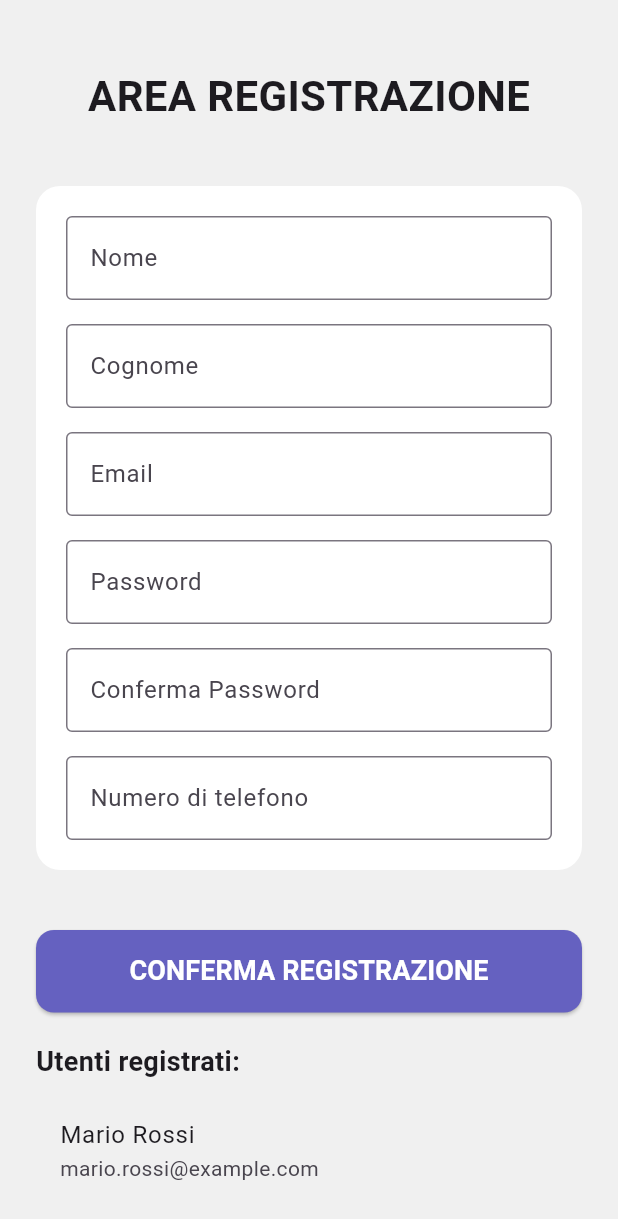
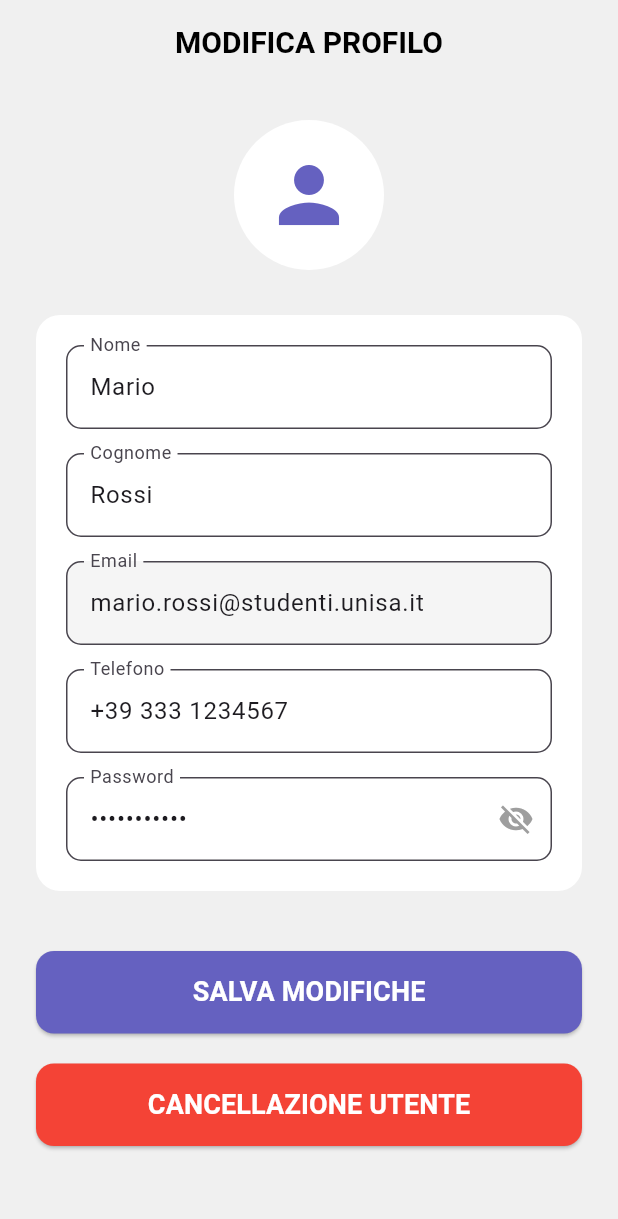
Before and after one commit to RoadGuardianGPS-IS/RoadGuardian-Client, a Flutter app: the screen it shows after launch, on a phone screen of 412 x 824 dp. Shown: the top 1219 px of the screen. Run offline on Flutter 3.47's test engine with Material 3 defaults, Android fonts, the light colour scheme and no system bars.

Commit message:
feat: Aggiunta cancellazione utente
Aggiunta cancellazione utente sfruttando la register page usando il mock_service

```diff
--- a/roadguardian_client/lib/features/gestione_profilo_utente/models/user.dart
+++ b/roadguardian_client/lib/features/gestione_profilo_utente/models/user.dart
@@ -2,11 +2,13 @@ class User {
   final String name;
   final String email;
   final String password;
+  final String? phone; // nuovo campo opzionale per il numero di telefono
 
   User({
     required this.name,
     required this.email,
     required this.password,
+    this.phone,
   });
 
   factory User.fromJson(Map<String, dynamic> json) {
@@ -14,6 +16,7 @@ class User {
       name: json['name'],
       email: json['email'],
       password: json['password'],
+      phone: json['phone'], // recupera il numero di telefono se presente
     );
   }
 
@@ -22,6 +25,7 @@ class User {
       'name': name,
       'email': email,
       'password': password,
+      'phone': phone ?? "", // salva phone, default a stringa vuota
     };
   }
 }
--- /dev/null
+++ b/roadguardian_client/lib/features/gestione_profilo_utente/pages/cancellazione_profilo.dart
@@ -0,0 +1,211 @@
+import 'package:flutter/material.dart';
+import 'package:roadguardian_client/features/gestione_profilo_utente/pages/register_page.dart';
+import 'package:roadguardian_client/services/api/mock_service.dart';
+import '../models/user.dart';
+
+class CancellazioneProfiloPage extends StatefulWidget {
+  final User user; // Riceve l'utente registrato
+
+  const CancellazioneProfiloPage({super.key, required this.user});
+
+  @override
+  State<CancellazioneProfiloPage> createState() => _CancellazioneProfiloPageState();
+}
+
+class _CancellazioneProfiloPageState extends State<CancellazioneProfiloPage> {
+  late TextEditingController _nomeController;
+  late TextEditingController _cognomeController;
+  late TextEditingController _emailController;
+  late TextEditingController _telefonoController;
+  late TextEditingController _passwordController;
+
+  bool _obscurePassword = true;
+
+  @override
+  void initState() {
+    super.initState();
+    final parts = widget.user.name.split(' ');
+    _nomeController = TextEditingController(text: parts[0]);
+    _cognomeController = TextEditingController(text: parts.length > 1 ? parts[1] : '');
+    _emailController = TextEditingController(text: widget.user.email);
+    _telefonoController = TextEditingController(text: widget.user.phone ?? '');
+    _passwordController = TextEditingController(text: widget.user.password);
+  }
+
+  @override
+  Widget build(BuildContext context) {
+    const Color customBackground = Color(0xFFF0F0F0);
+    const Color customPurple = Color(0xFF6561C0);
+
+    return Scaffold(
+      backgroundColor: customBackground,
+      appBar: AppBar(
+        title: const Text(
+          "MODIFICA PROFILO",
+          style: TextStyle(fontWeight: FontWeight.bold, fontSize: 20),
+        ),
+        centerTitle: true,
+        backgroundColor: Colors.transparent,
+        elevation: 0,
+        foregroundColor: Colors.black,
+      ),
+      body: SafeArea(
+        child: SingleChildScrollView(
+          padding: const EdgeInsets.all(24),
+          child: Column(
+            children: [
+              Center(
+                child: CircleAvatar(
+                  radius: 50,
+                  backgroundColor: Colors.white,
+                  child: Icon(Icons.person, size: 60, color: customPurple),
+                ),
+              ),
+              const SizedBox(height: 30),
+              Container(
+                padding: const EdgeInsets.all(20),
+                decoration: BoxDecoration(
+                    color: Colors.white,
+                    borderRadius: BorderRadius.circular(16)),
+                child: Column(
+                  children: [
+                    _buildTextField("Nome", _nomeController),
+                    const SizedBox(height: 16),
+                    _buildTextField("Cognome", _cognomeController),
+                    const SizedBox(height: 16),
+                    _buildTextField("Email", _emailController, readOnly: true),
+                    const SizedBox(height: 16),
+                    _buildTextField("Telefono", _telefonoController, isPhone: true),
+                    const SizedBox(height: 16),
+                    TextField(
+                      controller: _passwordController,
+                      obscureText: _obscurePassword,
+                      decoration: InputDecoration(
+                        labelText: "Password",
+                        border: OutlineInputBorder(
+                            borderRadius: BorderRadius.circular(10)),
+                        filled: true,
+                        fillColor: Colors.white,
+                        suffixIcon: IconButton(
+                          icon: Icon(
+                            _obscurePassword
+                                ? Icons.visibility_off
+                                : Icons.visibility,
+                            color: Colors.grey,
+                          ),
+                          onPressed: () {
+                            setState(() {
+                              _obscurePassword = !_obscurePassword;
+                            });
+                          },
+                        ),
+                      ),
+                    ),
+                  ],
+                ),
+              ),
+              const SizedBox(height: 40),
+              SizedBox(
+                width: double.infinity,
+                height: 55,
+                child: ElevatedButton(
+                  onPressed: () {
+                    ScaffoldMessenger.of(context).showSnackBar(
+                      const SnackBar(
+                          content: Text("Modifiche salvate (Simulazione)")),
+                    );
+                  },
+                  style: ElevatedButton.styleFrom(
+                    backgroundColor: customPurple,
+                    shape: RoundedRectangleBorder(
+                        borderRadius: BorderRadius.circular(12)),
+                  ),
+                  child: const Text(
+                    "SALVA MODIFICHE",
+                    style: TextStyle(
+                        fontSize: 18,
+                        color: Colors.white,
+                        fontWeight: FontWeight.bold),
+                  ),
+                ),
+              ),
+              const SizedBox(height: 20),
+              // CANCELLAZIONE UTENTE
+              SizedBox(
+                width: double.infinity,
+                height: 55,
+                child: ElevatedButton(
+                  onPressed: () {
+                    showDialog(
+                      context: context,
+                      builder: (context) {
+                        return AlertDialog(
+                          title: const Text(
+                            "Conferma eliminazione",
+                            style: TextStyle(fontWeight: FontWeight.bold),
+                          ),
+                          content: const Text(
+                            "Sei sicuro di voler eliminare il tuo account? "
+                            "Questa azione è irreversibile.",
+                          ),
+                          actions: [
+                            TextButton(
+                              onPressed: () => Navigator.pop(context),
+                              child: const Text("Annulla"),
+                            ),
+                            TextButton(
+                              onPressed: () {
+                                Navigator.pop(context);
+                                // Naviga direttamente alla pagina di registrazione
+                                Navigator.pushReplacement(
+                                  context,
+                                  MaterialPageRoute(
+                                      builder: (_) => const RegisterPage()),
+                                );
+                              },
+                              child: const Text(
+                                "Conferma",
+                                style: TextStyle(color: Colors.red),
+                              ),
+                            ),
+                          ],
+                        );
+                      },
+                    );
+                  },
+                  style: ElevatedButton.styleFrom(
+                    backgroundColor: Colors.red,
+                    shape: RoundedRectangleBorder(
+                        borderRadius: BorderRadius.circular(12)),
+                  ),
+                  child: const Text(
+                    "CANCELLAZIONE UTENTE",
+                    style: TextStyle(
+                        fontSize: 18,
+                        color: Colors.white,
+                        fontWeight: FontWeight.bold),
+                  ),
+                ),
+              ),
+            ],
+          ),
+        ),
+      ),
+    );
+  }
+
+  Widget _buildTextField(String label, TextEditingController controller,
+      {bool readOnly = false, bool isPhone = false}) {
+    return TextField(
+      controller: controller,
+      readOnly: readOnly,
+      keyboardType: isPhone ? TextInputType.phone : TextInputType.text,
+      decoration: InputDecoration(
+        labelText: label,
+        border: OutlineInputBorder(borderRadius: BorderRadius.circular(10)),
+        filled: true,
+        fillColor: readOnly ? Colors.grey[100] : Colors.white,
+      ),
+    );
+  }
+}
--- a/roadguardian_client/lib/features/gestione_profilo_utente/pages/register_page.dart
+++ b/roadguardian_client/lib/features/gestione_profilo_utente/pages/register_page.dart
@@ -1,6 +1,7 @@
 import 'package:flutter/material.dart';
+import 'package:roadguardian_client/features/gestione_profilo_utente/pages/cancellazione_profilo.dart';
 import 'package:roadguardian_client/services/api/mock_service.dart';
-
+import 'package:roadguardian_client/features/gestione_profilo_utente/models/user.dart';
 
 class RegisterPage extends StatefulWidget {
   const RegisterPage({super.key});
@@ -18,12 +19,12 @@ class _RegisterPageState extends State<RegisterPage> {
   final TextEditingController phoneController = TextEditingController();
 
   bool loading = false;
-  List users = [];
+  List<User> users = [];
 
   @override
   void initState() {
     super.initState();
-    _loadUsers(); // Carica gli utenti all’avvio
+    _loadUsers();
   }
 
   void _loadUsers() async {
@@ -51,9 +52,10 @@ class _RegisterPageState extends State<RegisterPage> {
       '${nameController.text} ${surnameController.text}',
       emailController.text,
       passwordController.text,
+      phone: phoneController.text,
     );
 
-    if (!mounted) return; // Evita di usare context se il widget è smontato
+    if (!mounted) return;
 
     setState(() {
       loading = false;
@@ -68,6 +70,14 @@ class _RegisterPageState extends State<RegisterPage> {
 
     ScaffoldMessenger.of(context).showSnackBar(
       SnackBar(content: Text('Utente ${newUser.name} registrato!')),
+    );
+
+    // Passa l'utente registrato alla pagina di cancellazione/modifica profilo
+    Navigator.pushReplacement(
+      context,
+      MaterialPageRoute(
+        builder: (_) => CancellazioneProfiloPage(user: newUser),
+      ),
     );
   }
 
@@ -174,9 +184,9 @@ class _RegisterPageState extends State<RegisterPage> {
                 ),
               ),
               const SizedBox(height: 20),
-              Text(
+              const Text(
                 'Utenti registrati:',
-                style: const TextStyle(fontSize: 18, fontWeight: FontWeight.bold),
+                style: TextStyle(fontSize: 18, fontWeight: FontWeight.bold),
               ),
               const SizedBox(height: 10),
               ListView.builder(
@@ -187,7 +197,7 @@ class _RegisterPageState extends State<RegisterPage> {
                   final user = users[index];
                   return ListTile(
                     title: Text(user.name),
-                    subtitle: Text(user.email),
+                    subtitle: Text('${user.email} - ${user.phone ?? ""}'),
                   );
                 },
               ),
--- a/roadguardian_client/lib/main.dart
+++ b/roadguardian_client/lib/main.dart
@@ -1,5 +1,6 @@
 import 'package:flutter/material.dart';
-import 'features/gestione_profilo_utente/pages/register_page.dart';
+import 'features/gestione_profilo_utente/pages/cancellazione_profilo.dart';
+import 'features/gestione_profilo_utente/models/user.dart';
 
 void main() {
   runApp(const MyApp());
@@ -8,16 +9,22 @@ void main() {
 class MyApp extends StatelessWidget {
   const MyApp({super.key});
 
-  // This widget is the root of your application.
   @override
   Widget build(BuildContext context) {
+    // Utente di default per avviare l'app
+    final defaultUser = User(
+      name: "Mario Rossi",
+      email: "mario.rossi@studenti.unisa.it",
+      password: "password123",
+      phone: "+39 333 1234567",
+    );
+
     return MaterialApp(
       title: 'Flutter Demo',
       theme: ThemeData(
-        // Correzione della sintassi per il colorScheme
         colorScheme: ColorScheme.fromSeed(seedColor: Colors.deepPurple),
       ),
-      home: const RegisterPage(), // Imposta la pagina iniziale sul RegisterPage
+      home: CancellazioneProfiloPage(user: defaultUser), // Passo l'utente qui
     );
   }
 }
--- a/roadguardian_client/lib/services/api/mock_service.dart
+++ b/roadguardian_client/lib/services/api/mock_service.dart
@@ -1,21 +1,20 @@
 import 'package:roadguardian_client/features/gestione_profilo_utente/models/user.dart';
 
-
-
-
+// Lista mock di utenti
 List<Map<String, dynamic>> mockUsers = [
   {
     "name": "Mario Rossi",
     "email": "mario.rossi@example.com",
-    "password": "123456"
+    "password": "123456",
+    "phone": "+39 333 1234567"
   }
 ];
 
 // Simula la registrazione di un utente
-Future<User> registerUser(String name, String email, String password) async {
+Future<User> registerUser(String name, String email, String password, {String? phone}) async {
   await Future.delayed(const Duration(seconds: 1));
 
-  final newUser = User(name: name, email: email, password: password);
+  final newUser = User(name: name, email: email, password: password, phone: phone ?? "");
 
   mockUsers.add(newUser.toJson());
 
@@ -27,3 +26,10 @@ Future<List<User>> fetchUsers() async {
   await Future.delayed(const Duration(seconds: 1));
   return mockUsers.map((e) => User.fromJson(e)).toList();
 }
+
+// Restituisce l'ultimo utente registrato
+Future<User?> getLastRegisteredUser() async {
+  await Future.delayed(const Duration(milliseconds: 500));
+  if (mockUsers.isEmpty) return null;
+  return User.fromJson(mockUsers.last);
+}
```
